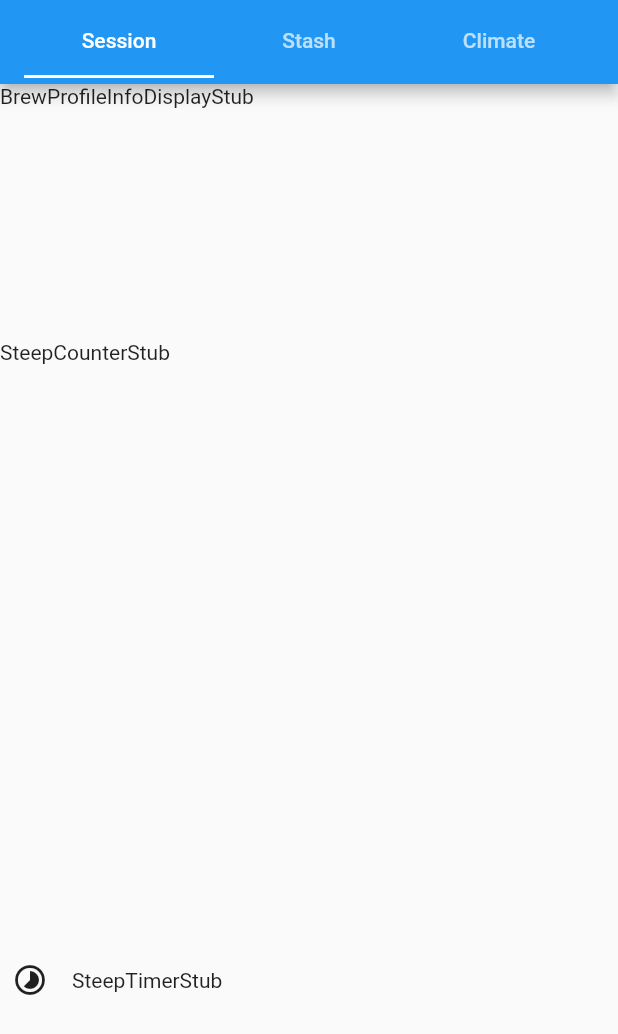
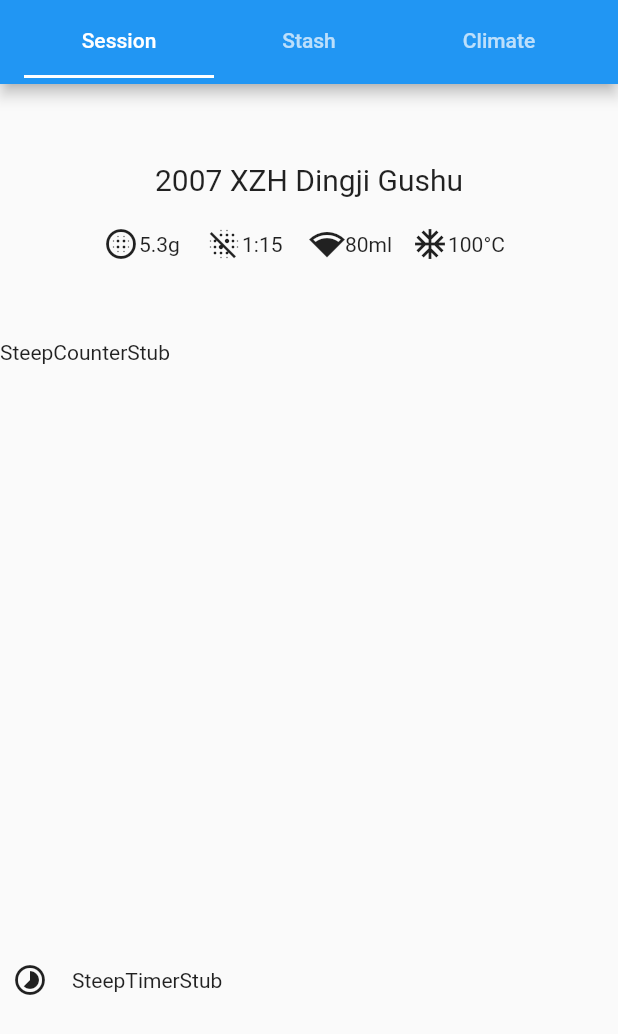
Before and after one commit to AJExtravaganza/firstapp, a Flutter app: the screen it shows after launch, on a phone screen of 412 x 824 dp. Shown: the top 1034 px of the screen. Run offline on Flutter 3.47's test engine with Material 2 defaults, Android fonts, the phone set to English and light mode, and no system bars; our stand-ins replace charts_flutter.

Commit message:
Implemented BrewProfileInfoDisplay

```diff
--- a/lib/models.dart
+++ b/lib/models.dart
@@ -6,9 +6,13 @@ class Tea {
   Production production;
 
   String asString() =>
-      "${this.year} ${this.producer.shorthandName} ${this.production}";
+      "${this.year} ${this.producer.shorthandName} ${this.production.name}";
 
   Tea(this.year, this.producer, this.production);
+
+  bool operator == (dynamic other) {
+    return this.year == other.year && this.producer == other.producer && this.production.name == other.production.name;
+  }
 }
 
 class Producer {
@@ -19,6 +23,10 @@ class Producer {
     if (this.shorthandName == null) {
       this.shorthandName = this.name;
     }
+  }
+
+  bool operator == (dynamic other) {
+    return this.name == other.name;
   }
 }
 
@@ -111,3 +119,30 @@ List<BrewingVessel> getSampleVesselList() {
     )
   ];
 }
+
+class BrewProfile {
+  Tea tea;
+  int nominalRatio; // expressed as integer n for ratio n:1 water:leaf
+  int brewTemperature; // expressed in degrees Celsius
+  List<int> steepTimings;
+  int steeps;
+
+  BrewProfile(this.tea, this.nominalRatio, this.brewTemperature, this.steepTimings) {
+    this.steeps = steepTimings.length;
+  }
+
+  double getDose(BrewingVessel vessel) {
+    return vessel.volumeMilliliters / this.nominalRatio;
+  }
+}
+
+List<BrewProfile> getSampleBrewProfileList() {
+  List<BrewProfile> brewProfiles = [];
+  List<int> sampleTimingList = [5,8,10,20,30,60];
+
+  for (final tea in getSampleTeaList()) {
+    brewProfiles.add(BrewProfile(tea, 15, 100, sampleTimingList));
+  }
+
+  return brewProfiles;
+}
--- a/lib/teasessions/brew_profile_info.dart
+++ b/lib/teasessions/brew_profile_info.dart
@@ -1,10 +1,6 @@
 import 'package:flutter/material.dart';
 import 'package:flutter/widgets.dart';
 
-class BrewProfileInfoDisplay extends StatelessWidget {
-  @override
-  Widget build(BuildContext context) {
-    // TODO: implement build
-    return Text('BrewProfileInfoDisplayStub');
-  }
-}
+import '../models.dart';
+
+//currently defined in teasessions.dart
--- a/lib/teasessions/teasessions.dart
+++ b/lib/teasessions/teasessions.dart
@@ -11,9 +11,20 @@ class SessionsView extends StatefulWidget {
 }
 
 class _SessionsView extends State<SessionsView> {
+  int currentSteep = 0;
+  Tea selectedTea = getSampleTeaList()[0];
+  BrewingVessel selectedBrewingVessel = getSampleVesselList()[0];
+  List<BrewProfile> brewProfiles = getSampleBrewProfileList();
 
-  int currentSteep = 0;
-  Tea selectedTea;
+  BrewProfile getCurrentBrewProfile() {
+    for (final brewProfile in brewProfiles) {
+      if (brewProfile.tea == selectedTea) {
+        return brewProfile;
+      }
+    }
+
+    throw Exception('No BrewProfile exists for tea ${selectedTea.asString()}');
+  }
 
   @override
   Widget build(BuildContext context) {
@@ -22,7 +33,7 @@ class _SessionsView extends State<SessionsView> {
         children: <Widget>[
           Expanded(
             flex: 2,
-            child: BrewProfileInfoDisplay(),
+            child: BrewProfileInfo(),
           ),
           Expanded(
             flex: 3,
@@ -35,3 +46,111 @@ class _SessionsView extends State<SessionsView> {
         ]);
   }
 }
+
+class BrewProfileInfo extends StatelessWidget {
+  @override
+  Widget build(BuildContext context) {
+    Tea currentTea =
+        context.findAncestorStateOfType<_SessionsView>().selectedTea;
+    if (currentTea == null) {
+      return Center(
+        child: SelectTeaButton(),
+      );
+    } else {
+      return Column(
+        children: <Widget>[
+          Expanded(flex: 3, child: Container(),),
+          Expanded(flex: 3, child: TeaNameRow()),
+          Expanded(flex: 3, child: BrewingParametersRow()),
+          Expanded(flex: 3, child: Container(),),
+        ],
+      );
+    }
+  }
+}
+
+class SelectTeaButton extends StatelessWidget {
+  @override
+  Widget build(BuildContext context) {
+    return RaisedButton(
+      onPressed: () {},
+      child: Text('Select Tea'),
+    );
+  }
+}
+
+class TeaNameRow extends StatelessWidget {
+  @override
+  Widget build(BuildContext context) {
+    Tea currentTea =
+        context.findAncestorStateOfType<_SessionsView>().selectedTea;
+
+    return Row(
+      children: <Widget>[
+        Expanded(
+            child: Center(
+                child: Text(
+          currentTea.asString(),
+          textAlign: TextAlign.center,
+          style: TextStyle(fontSize: 20),
+        )))
+      ],
+    );
+  }
+}
+
+class BrewingParametersRow extends StatelessWidget {
+  @override
+  Widget build(BuildContext context) {
+    _SessionsView sessionState =
+        context.findAncestorStateOfType<_SessionsView>();
+    int currentSteep = sessionState.currentSteep;
+    BrewingVessel brewingVessel = sessionState.selectedBrewingVessel;
+    BrewProfile brewProfile = context
+        .findAncestorStateOfType<_SessionsView>()
+        .getCurrentBrewProfile();
+    return Row(children: <Widget>[
+      Expanded(
+        flex: 2,
+        child: Container(),
+      ),
+      Expanded(
+        flex: 2,
+        child: BrewingParameterRowElement(Icons.blur_circular,
+            '${brewProfile.getDose(brewingVessel).toStringAsFixed(1)}g'),
+      ),
+      Expanded(
+          flex: 2,
+          child: BrewingParameterRowElement(
+              Icons.blur_off, '1:${brewProfile.nominalRatio}')),
+      Expanded(
+        flex: 2,
+        child: BrewingParameterRowElement(
+            Icons.network_wifi, '${brewingVessel.volumeMilliliters}ml'),
+      ),
+      Expanded(
+        flex: 2,
+        child: BrewingParameterRowElement(
+            Icons.ac_unit, '${brewProfile.brewTemperature}°C'),
+      ),
+      Expanded(
+        flex: 2,
+        child: Container(),
+      ),
+    ]);
+  }
+}
+
+class BrewingParameterRowElement extends StatelessWidget {
+  final IconData icon;
+  final String valueText;
+
+  BrewingParameterRowElement(this.icon, this.valueText);
+
+  @override
+  Widget build(BuildContext context) {
+    return Row(
+      children: <Widget>[Icon(this.icon), Text(this.valueText)],
+    );
+  }
+}
```
